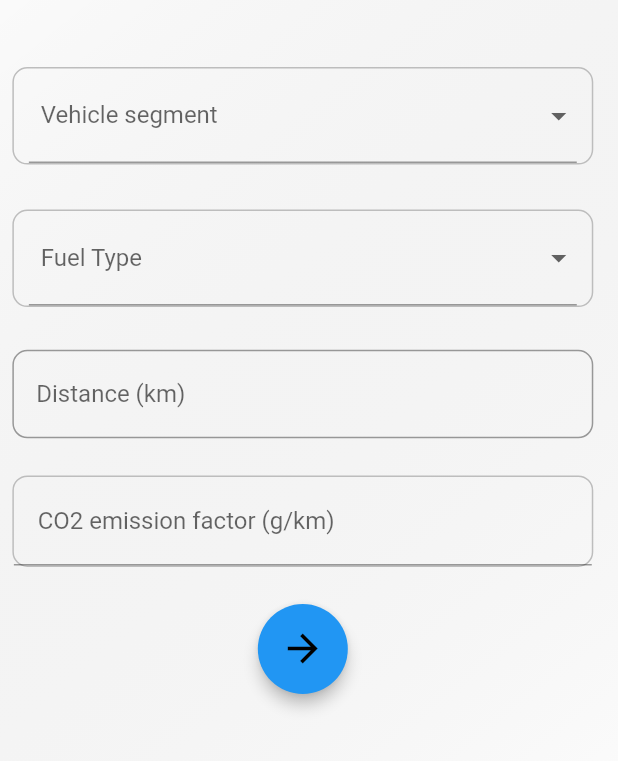
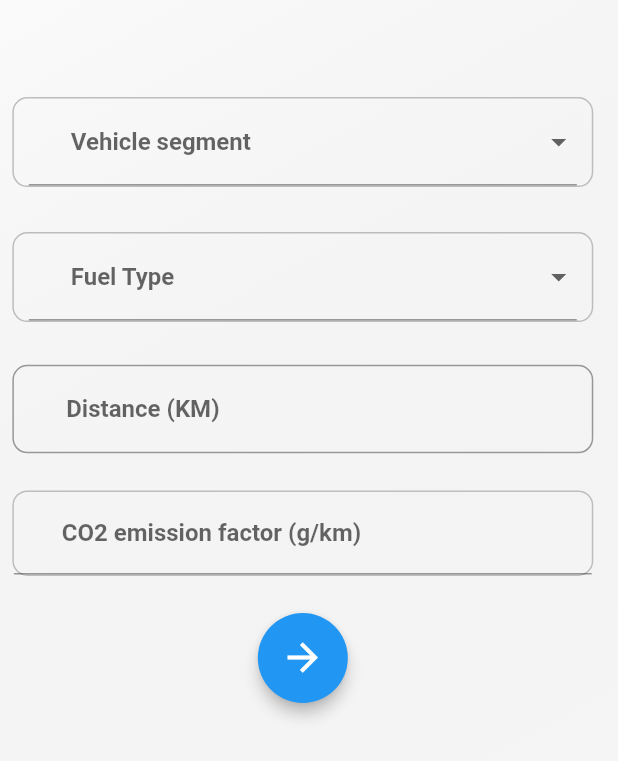
Before and after one commit to Sai-Kartheek-Reddy/EcoTracker, a Flutter app: the FuelConsumptionPage screen opened directly, on a phone screen of 412 x 824 dp. Shown: the top 761 px of the screen. Run offline on Flutter 3.47's test engine with Material 2 defaults, Android fonts, the phone set to English and light mode, and no system bars; our stand-ins replace cloud_firestore, firebase_auth, firebase_core, geolocator, get, google_sign_in and 2 more; accounts and stored records are empty; network calls fail; Roboto replaces fonts that are missing (Arial).

Commit message:
All added

```diff
--- a/lib/home/carboncal.dart
+++ b/lib/home/carboncal.dart
@@ -1,5 +1,5 @@
 import 'package:flutter/material.dart';
-import 'weather.dart';
+import 'package:weather/home/weather.dart';
 
 class CarbonCalculator extends StatelessWidget {
   const CarbonCalculator({Key? key}) : super(key: key);
@@ -10,16 +10,17 @@ class CarbonCalculator extends StatelessWidget {
       debugShowCheckedModeBanner: false,
       title: 'Carbon Footprint Calculator',
       home: Scaffold(
-        extendBodyBehindAppBar:
-            true, // allows the body to go behind the app bar
+        extendBodyBehindAppBar: true,
+        // allows the body to go behind the app bar
         appBar: PreferredSize(
-          preferredSize: Size.fromHeight(66.0), // set your desired height here
+          preferredSize: Size.fromHeight(70),
+          // set your desired height here
           child: AppBar(
-            backgroundColor: Colors.transparent,
-            elevation: 0.0,
+            backgroundColor: Colors.white,
+            elevation: 0,
             centerTitle: true,
             leading: Padding(
-              padding: EdgeInsets.only(top: 8.0),
+              padding: EdgeInsets.only(top: 7.0),
               child: IconButton(
                 icon: Icon(
                   Icons.arrow_back_ios,
@@ -34,7 +35,7 @@ class CarbonCalculator extends StatelessWidget {
               ),
             ),
             title: Padding(
-              padding: EdgeInsets.only(top: 8.0),
+              padding: EdgeInsets.only(top: 12.0),
               child: Text(
                 'Carbon Footprint Calculator',
                 style: TextStyle(
@@ -46,7 +47,7 @@ class CarbonCalculator extends StatelessWidget {
             ),
             flexibleSpace: ClipRRect(
               borderRadius: BorderRadius.vertical(
-                bottom: Radius.circular(30),
+                bottom: Radius.circular(50),
               ),
               child: Container(
                 decoration: BoxDecoration(
@@ -132,18 +133,15 @@ class _FuelConsumptionPageState extends State<FuelConsumptionPage> {
               ],
             ),
           ),
-
-          // content: Text(
-          //   'CO Amount is ${fuelAmount.toStringAsFixed(2)} KG',
-          //   style: TextStyle(
-          //     color: Colors.grey[800],
-          //     fontWeight: FontWeight.bold,
-          //     fontSize: 18,
-          //   ),
-          // ),
           actions: [
             ElevatedButton(
-              onPressed: () => Navigator.pop(context),
+              onPressed: () {
+                Navigator.push(
+                  context,
+                  MaterialPageRoute(builder: (context) => CarbonCalculator()),
+                );
+                Navigator.pop(context);
+              },
               child: Text(
                 'OK',
                 style: TextStyle(
@@ -153,7 +151,7 @@ class _FuelConsumptionPageState extends State<FuelConsumptionPage> {
                 ),
               ),
               style: ElevatedButton.styleFrom(
-                primary: Colors.indigo,
+                backgroundColor: Colors.indigo,
                 shape: RoundedRectangleBorder(
                   borderRadius: BorderRadius.circular(10),
                 ),
@@ -168,7 +166,7 @@ class _FuelConsumptionPageState extends State<FuelConsumptionPage> {
   Widget buildFuelTypeDropDown() {
     return Container(
       width: 80.0,
-      height: 65.0,
+      height: 60.0,
       decoration: ShapeDecoration(
           shape: RoundedRectangleBorder(
             borderRadius: BorderRadius.circular(10.0),
@@ -176,9 +174,14 @@ class _FuelConsumptionPageState extends State<FuelConsumptionPage> {
           )),
       padding: EdgeInsets.symmetric(horizontal: 10.0),
       child: DropdownButtonFormField<String>(
-        decoration: const InputDecoration(
+        decoration: InputDecoration(
             labelText: '  Fuel Type',
-        ),
+            contentPadding: EdgeInsets.fromLTRB(20, 10, 20, 10),
+            labelStyle: TextStyle(
+              fontSize: 16.0,
+              fontWeight: FontWeight.bold,
+              fontFamily: 'Arial',
+            )),
         value: _fuelType,
         onChanged: (value) {
           setState(() {
@@ -237,7 +240,7 @@ class _FuelConsumptionPageState extends State<FuelConsumptionPage> {
   Widget buildCarModelDropDown() {
     return Container(
       width: 100.0,
-      height: 65.0,
+      height: 60.0,
       decoration: ShapeDecoration(
         shape: RoundedRectangleBorder(
           borderRadius: BorderRadius.circular(10.0),
@@ -248,6 +251,12 @@ class _FuelConsumptionPageState extends State<FuelConsumptionPage> {
       child: DropdownButtonFormField<String>(
         decoration: const InputDecoration(
           labelText: '  Vehicle segment',
+          contentPadding: EdgeInsets.fromLTRB(20, 10, 20, 10),
+          labelStyle: TextStyle(
+            fontSize: 16.0,
+            fontWeight: FontWeight.bold,
+            fontFamily: 'Arial',
+          ),
         ),
         value: _carModel,
         onChanged: (value) {
@@ -303,7 +312,6 @@ class _FuelConsumptionPageState extends State<FuelConsumptionPage> {
       ),
     );
   }
-
   @override
   @override
   Widget build(BuildContext context) {
@@ -324,7 +332,7 @@ class _FuelConsumptionPageState extends State<FuelConsumptionPage> {
             child: Column(
               crossAxisAlignment: CrossAxisAlignment.stretch,
               children: [
-                const SizedBox(height: 20),
+                const SizedBox(height: 40),
                 SizedBox(
                   width: 150, // set the width of the container
                   child: buildCarModelDropDown(),
@@ -345,9 +353,15 @@ class _FuelConsumptionPageState extends State<FuelConsumptionPage> {
                           keyboardType:
                           TextInputType.numberWithOptions(decimal: true),
                           decoration: InputDecoration(
-                            labelText: ' Distance (km)',
+                            labelText: '    Distance (KM)',
+                            contentPadding: EdgeInsets.fromLTRB(20, 30, 20, 10),
+                            labelStyle: TextStyle(
+                              fontSize: 16.0,
+                              fontWeight: FontWeight.bold,
+                              fontFamily: 'Arial',
+                            ),
                             border: OutlineInputBorder(
-                              borderRadius: BorderRadius.circular(10.0),
+                              borderRadius: BorderRadius.circular(10),
                               borderSide: BorderSide(
                                 width: 0.0,
                                 color: Colors.grey.shade400,
@@ -355,9 +369,13 @@ class _FuelConsumptionPageState extends State<FuelConsumptionPage> {
                             ),
                           ),
                         ),
-                        SizedBox(
-                          height: MediaQuery.of(context).size.height * 0.03,
-                        ), // Set the height of the gap to 10.0
+                        Padding(
+                          padding: EdgeInsets.symmetric(horizontal: 5.0),
+                          child: SizedBox(
+                              height:
+                              MediaQuery.of(context).size.height * 0.03),
+                        ),
+                        // Set the height of the gap to 10.0
                         Container(
                           decoration: BoxDecoration(
                             borderRadius: BorderRadius.circular(10.0),
@@ -365,7 +383,14 @@ class _FuelConsumptionPageState extends State<FuelConsumptionPage> {
                           ),
                           child: TextFormField(
                             decoration: const InputDecoration(
-                              labelText: '    CO2 emission factor (g/km)',
+                              labelText: '   CO2 emission factor (g/km)',
+                              contentPadding:
+                              EdgeInsets.fromLTRB(20, 10, 20, 10),
+                              labelStyle: TextStyle(
+                                fontSize: 16.0,
+                                fontWeight: FontWeight.bold,
+                                fontFamily: 'Arial',
+                              ),
                             ),
                             controller: fuelConsumptionController,
                             readOnly: true,
@@ -384,13 +409,13 @@ class _FuelConsumptionPageState extends State<FuelConsumptionPage> {
                       onPressed: calculateFuelConsumption,
                       child: Icon(
                         Icons.arrow_forward,
-                        color: Colors.black,
+                        color: Colors.white,
                         size: 30,
                       ),
                       style: ElevatedButton.styleFrom(
+                        foregroundColor: Colors.black,
                         shape: CircleBorder(),
                         primary: Colors.blue,
-                        onPrimary: Colors.black,
                         padding: EdgeInsets.all(15),
                         elevation: 4,
                       ),
@@ -398,6 +423,20 @@ class _FuelConsumptionPageState extends State<FuelConsumptionPage> {
                   ),
                 ),
                 const SizedBox(height: 50),
+                Container(
+                  height: 240, // Set the height of the bottom section
+                  decoration: BoxDecoration(
+                    color: Colors.white,
+                    boxShadow: [
+                      BoxShadow(
+                        color: Colors.white,
+                        spreadRadius: 2,
+                        blurRadius: 5,
+                        offset: Offset(0, 3),
+                      ),
+                    ],
+                  ),
+                ),
               ],
             ),
           ),
--- a/lib/home/graph.dart
+++ b/lib/home/graph.dart
@@ -2,22 +2,11 @@ import 'package:flutter/material.dart';
 import 'package:syncfusion_flutter_charts/charts.dart';
 import 'package:intl/intl.dart';
 
+
 class GraphApp extends StatefulWidget {
-  final List<SalesData> data;
-  final int todayDay;
-  final int daysInMonth;
-
-  const GraphApp({
-    Key? key,
-    required this.data,
-    required this.todayDay,
-    required this.daysInMonth,
-  }) : super(key: key);
-
   @override
   _GraphAppState createState() => _GraphAppState();
 }
-
 
 class _GraphAppState extends State<GraphApp> {
   late List<SalesData> data;
@@ -32,7 +21,7 @@ class _GraphAppState extends State<GraphApp> {
     _daysInMonth = DateTime(DateTime.now().year, DateTime.now().month + 1, 0).day;
     _selectedDate = DateTime.now();
     data = [
-      SalesData(1, 20),
+      SalesData(1, 55),
       SalesData(2, 30),
       SalesData(3, 25),
       SalesData(4, 40),
--- a/lib/main.dart
+++ b/lib/main.dart
@@ -4,7 +4,6 @@ import 'package:get/get.dart';
 import 'package:get/get_core/src/get_main.dart';
 import 'package:weather/firebase_options.dart';
 import 'package:weather/home/weather.dart';
-import 'package:weather/profile.dart';
 import 'package:weather/register/authenication_repository.dart';
 import 'package:weather/register/login.dart';
 import 'package:weather/register/signup.dart';
@@ -21,6 +20,9 @@ class MyApp extends StatelessWidget {
 
   // This widget is the root of your application.
   @override
+
+
+
   Widget build(BuildContext context) {
     return GetMaterialApp(
       debugShowCheckedModeBanner: false,
```
Also changed, not shown: lib/home/calender.dart (+26 -3 lines), lib/home/profile.dart (added, +102 -0 lines), lib/home/weather.dart (+65 -27 lines), lib/profile.dart (deleted, +0 -54 lines), Assets/image/profile.png (added). Lines whose indentation alone changed are shown as unchanged.
